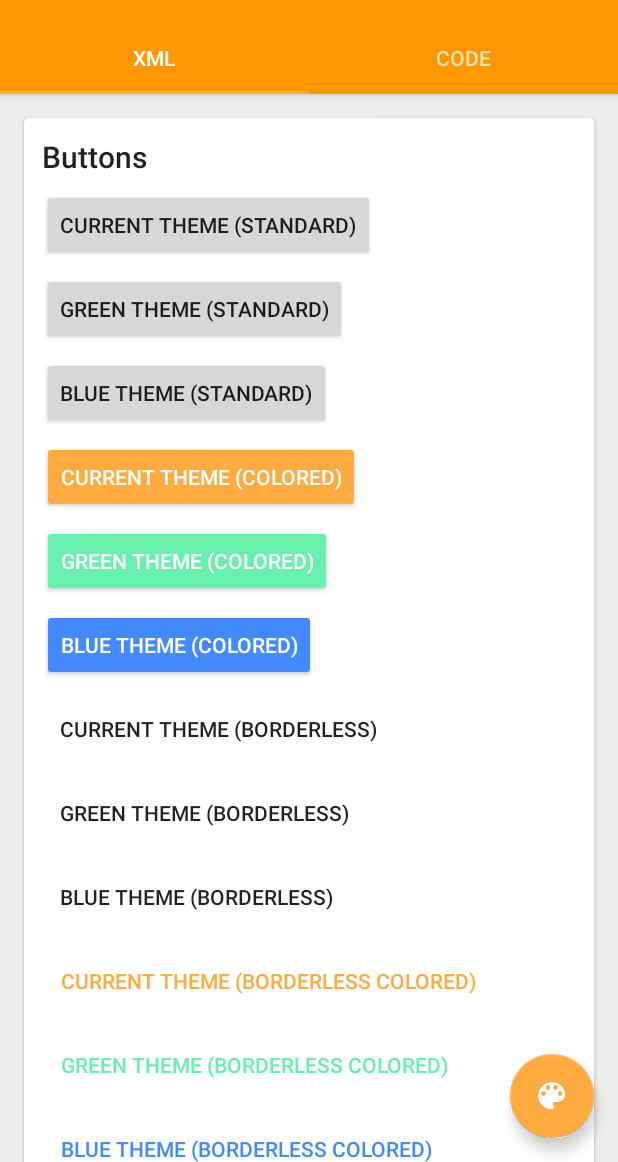
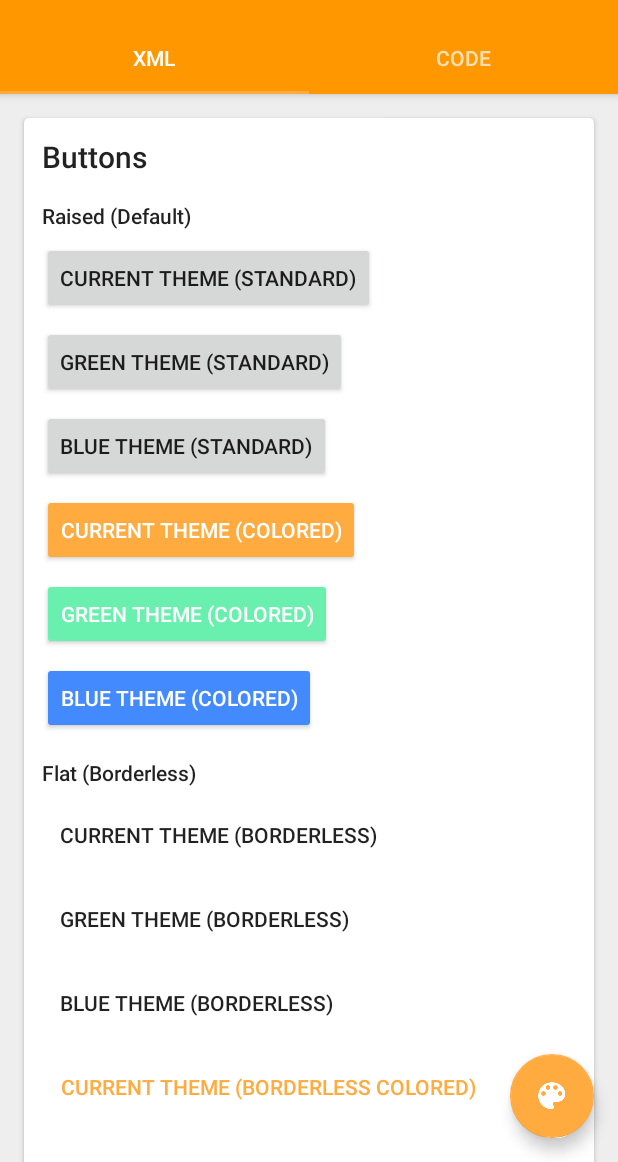
Before and after one commit to StevenByle/Android-Material-Themes-Demo, an Android app: the screen it shows after launch (HomeActivity), on a phone screen of 412 x 824 dp, the part 74-1236 px from its top. Run offline under Robolectric (Android 15) with nearby library versions, the phone set to English and light mode, and no system bars.

Commit message:
Added headers to button card.

```diff
--- a/MaterialThemesMadeEasy/app/src/main/res/layout/fragment_theme_by_xml.xml
+++ b/MaterialThemesMadeEasy/app/src/main/res/layout/fragment_theme_by_xml.xml
@@ -29,6 +29,13 @@
                     android:layout_height="wrap_content"
                     android:text="Buttons"
                     android:textAppearance="@style/TextStyle.Title"/>
+
+                <TextView
+                    android:layout_width="wrap_content"
+                    android:layout_height="wrap_content"
+                    android:layout_marginTop="@dimen/material_element_spacing_medium"
+                    android:text="Raised (Default)"
+                    android:textAppearance="@style/TextStyle.Body2"/>
 
                 <Button
                     android:layout_width="wrap_content"
@@ -72,6 +79,13 @@
                     android:layout_marginTop="@dimen/material_element_spacing_small"
                     android:text="Blue Theme (Colored)"
                     android:theme="@style/AppTheme.Blue"/>
+
+                <TextView
+                    android:layout_width="wrap_content"
+                    android:layout_height="wrap_content"
+                    android:layout_marginTop="@dimen/material_element_spacing_medium"
+                    android:text="Flat (Borderless)"
+                    android:textAppearance="@style/TextStyle.Body2"/>
 
                 <Button
                     style="@style/ButtonStyle.Borderless"
```
